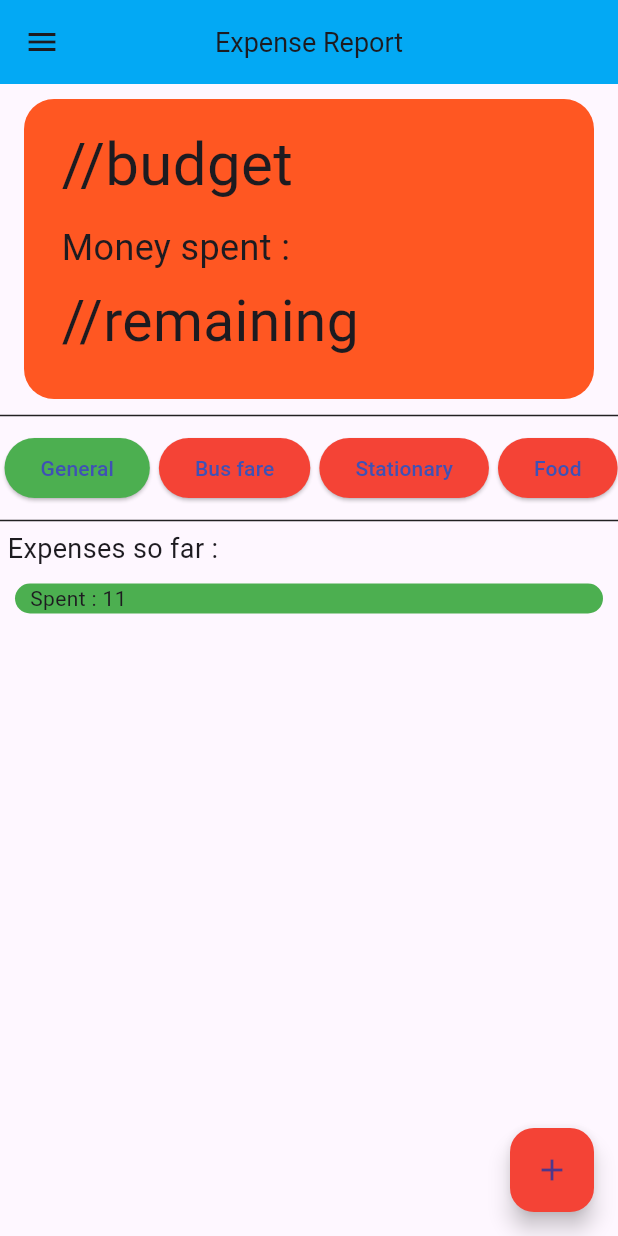
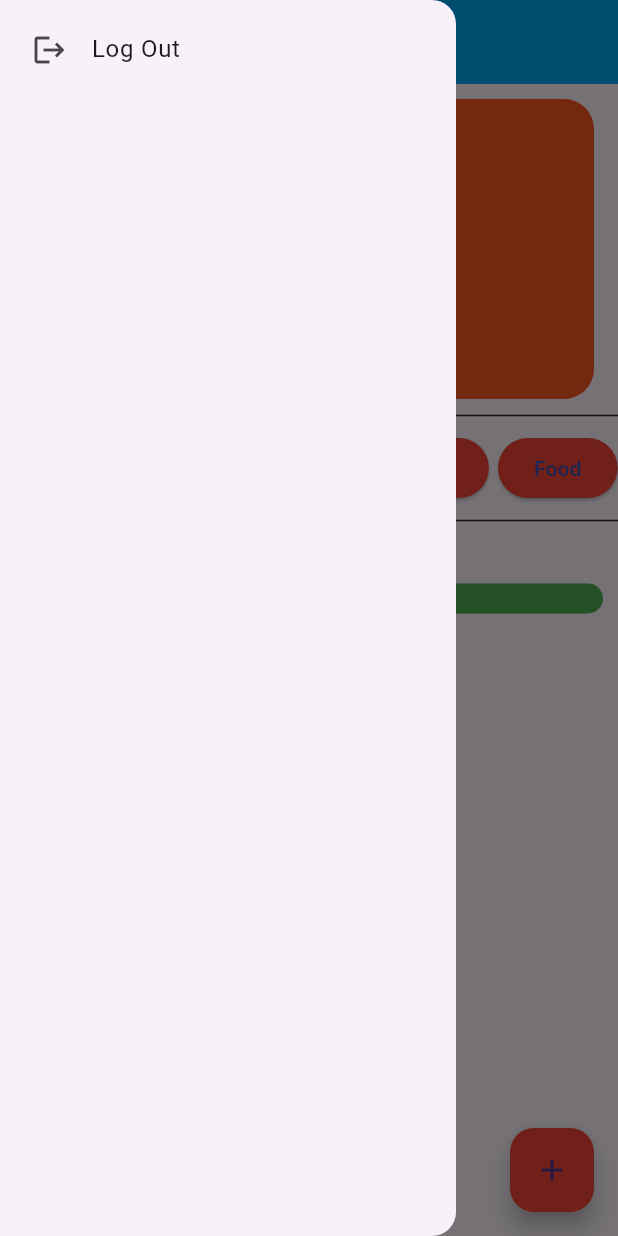
Before and after one commit to AJ-byte-git/expense_flutter, a Flutter app: the screen it shows once a user with an empty profile is signed in, with the side drawer open (before the commit the screen has no drawer), on a phone screen of 412 x 824 dp. Run offline on Flutter 3.47's test engine with Material 3 defaults, Android fonts, the phone set to English and light mode, and no system bars; our stand-ins replace firebase_auth, firebase_core, fluttertoast, google_sign_in; accounts and stored records are empty.

```diff
--- a/lib/UI/Pages/main_page.dart
+++ b/lib/UI/Pages/main_page.dart
@@ -1,5 +1,7 @@
 import 'package:expense_app/UI/Utils/category.dart';
 import 'package:expense_app/UI/Utils/expense.dart';
+import 'package:expense_app/auth/google_auth.dart';
+import 'package:firebase_auth/firebase_auth.dart';
 import 'package:flutter/material.dart';
 import 'package:fluttertoast/fluttertoast.dart';
 
@@ -9,23 +11,25 @@ class main_page extends StatefulWidget {
   @override
   State<main_page> createState() => _main_pageState();
 }
+void signOutUser(){
+  FirebaseAuth.instance.signOut();
+}
 
 class _main_pageState extends State<main_page> {
-
   @override
   Widget build(BuildContext context) {
     return Scaffold(
       appBar: AppBar(
         backgroundColor: Colors.lightBlue,
-        leading: IconButton(
-          onPressed: () {
-            Fluttertoast.showToast(
-              msg: "Working",
-              toastLength: Toast.LENGTH_SHORT,
-              gravity: ToastGravity.BOTTOM,
+        leading:Builder(
+          builder: (context) {
+            return IconButton(
+              icon: const Icon(Icons.menu),
+              onPressed: () {
+                Scaffold.of(context).openDrawer();
+              },
             );
           },
-          icon: const Icon(Icons.menu),
         ),
         centerTitle: true,
         title: const Text(
@@ -127,6 +131,21 @@ class _main_pageState extends State<main_page> {
         backgroundColor: Colors.red,
         child: const Icon(Icons.add),
       ),
+      drawer: Drawer(
+        child: ListView(
+          padding: const EdgeInsets.all(5),
+          children: [
+            ListTile(
+              leading: const Icon(Icons.logout),
+              title: const Text("Log Out"),
+              onTap:(){
+                Navigator.pop(context);
+                signOutUser();
+              },
+            )
+          ],
+        ),
+      ),
     );
   }
 }
```
